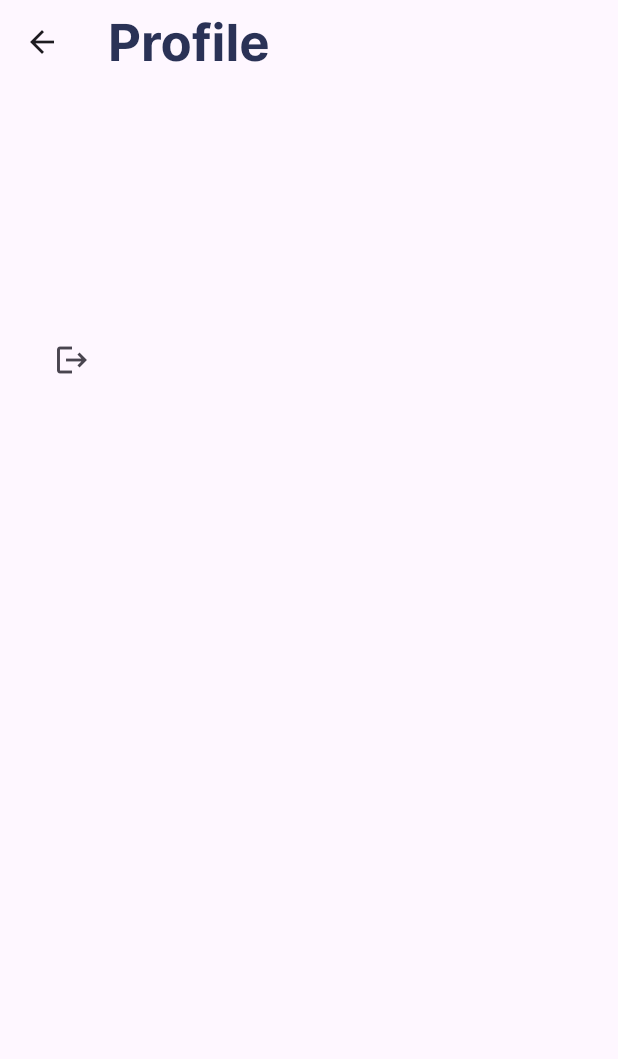
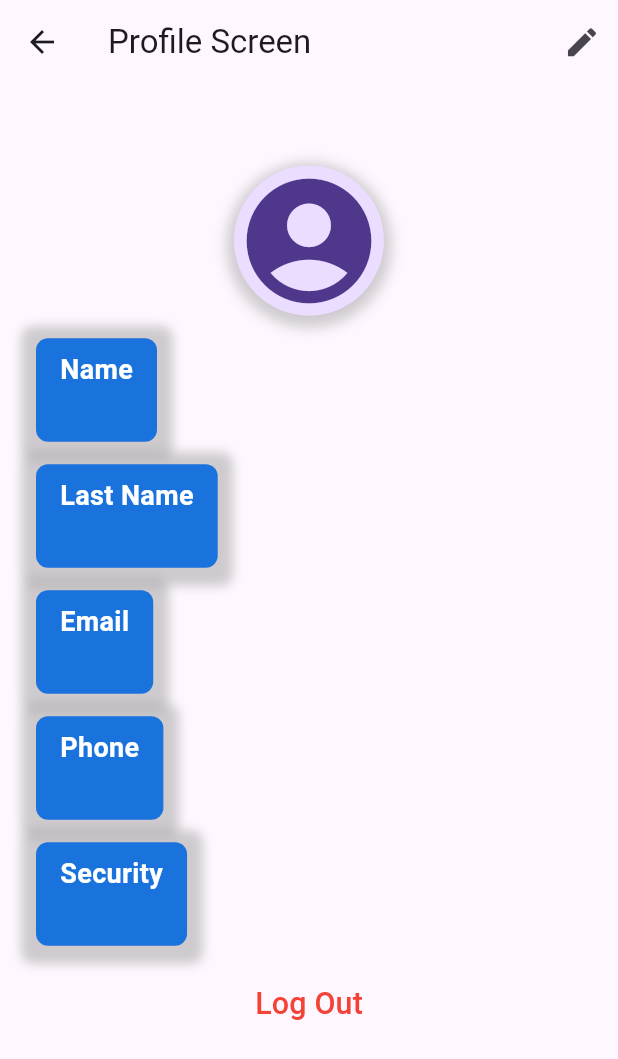
Before and after one commit to abdushukur77/my_bank_project, a Flutter app: the ProfileScreen screen opened directly, on a phone screen of 412 x 824 dp. Shown: the top 1059 px of the screen. Run offline on Flutter 3.47's test engine with Material 3 defaults, Android fonts, the phone set to English and light mode, and no system bars; our stand-ins replace bloc, cloud_firestore, connectivity_plus, equatable, firebase_auth, firebase_core and 9 more; accounts and stored records are empty; network calls fail.

```diff
--- a/lib/blocs/user_profile/user_profile_event.dart
+++ b/lib/blocs/user_profile/user_profile_event.dart
@@ -14,7 +14,7 @@ class AddUserEvent extends UserProfileEvent {
 class UpdateUserEvent extends UserProfileEvent {
   final UserModel userModel;
 
-  UpdateUserEvent(this.userModel);
+  UpdateUserEvent({required this.userModel});
 
   @override
   List<Object?> get props => [userModel];
--- a/lib/screen/routes.dart
+++ b/lib/screen/routes.dart
@@ -3,9 +3,11 @@ import 'package:my_bank_project/screen/auth/local_auth/method_one/entry_pin_scre
 
 import 'package:my_bank_project/screen/payment/payment_screen.dart';
 import 'package:my_bank_project/screen/register/regiter_screen.dart';
+import 'package:my_bank_project/screen/security/security_screen.dart';
 import 'package:my_bank_project/screen/splash/splash_screen.dart';
 import 'package:my_bank_project/screen/tab/tab_screen.dart';
 import 'package:my_bank_project/screen/transfer/transfer_screen.dart';
+import 'package:my_bank_project/screen/update_screen/update_profile_screen.dart';
 
 import 'auth/auth_screen.dart';
 import 'auth/local_auth/bio_auth/touch_id_screen.dart';
@@ -45,6 +47,11 @@ class AppRoutes {
         return navigate(const TouchIdScreen());
       case RouteNames.enterPinRoute:
         return navigate(const EntryPinScreen());
+      case RouteNames.updateProfile:
+        return navigate(const UpdateProfileScreen());
+
+      case RouteNames.securityRoute:
+        return navigate(const SecurityScreen());
       default:
         return navigate(
           const Scaffold(
@@ -74,4 +81,6 @@ class RouteNames {
   static const String enterPinRoute = "/enter_pin_route";
   static const String confirmPinRoute = "/confirm_pin_route";
   static const String touchIdRoute = "/touch_id_route";
+  static const String updateProfile = "/update_profile";
+  static const String securityRoute = "/security_route";
 }
--- a/lib/screen/tab/profile/profile_screen.dart
+++ b/lib/screen/tab/profile/profile_screen.dart
@@ -1,79 +1,106 @@
 import 'package:flutter/material.dart';
 import 'package:flutter_bloc/flutter_bloc.dart';
 import 'package:my_bank_project/blocs/auth/auth_bloc.dart';
-import 'package:my_bank_project/blocs/user_profile/user_profile_bloc.dart';
-import 'package:my_bank_project/data/models/forms_status.dart';
 import 'package:my_bank_project/screen/routes.dart';
-import 'package:my_bank_project/utils/styles/app_text_style.dart';
+import 'package:my_bank_project/utils/colors/app_colors.dart';
 import 'package:my_utils/my_utils.dart';
-
+import '../../../blocs/user_profile/user_profile_bloc.dart';
 class ProfileScreen extends StatefulWidget {
-  const ProfileScreen({super.key});
+  const ProfileScreen({Key? key}) : super(key: key);
 
   @override
   State<ProfileScreen> createState() => _ProfileScreenState();
 }
 
 class _ProfileScreenState extends State<ProfileScreen> {
-
-
-
-
-
   @override
   Widget build(BuildContext context) {
-    width = MediaQuery.of(context).size.width;
-    height = MediaQuery.of(context).size.height;
     return Scaffold(
       appBar: AppBar(
-        title: Text(
-          "Profile",
-          style: AppTextStyle.interBold.copyWith(fontSize: 34),
-        ),
+        title: const Text("Profile Screen"),
+        actions: [
+          IconButton(
+            onPressed: () {
+              Navigator.pushNamed(context, RouteNames.updateProfile);
+            },
+            icon: Icon(Icons.edit, size: 25),
+          )
+        ],
       ),
       body: BlocBuilder<UserProfileBloc, UserProfileState>(
         builder: (context, state) {
           return Padding(
-            padding: EdgeInsets.all(24),
+            padding: EdgeInsets.symmetric(horizontal: 24, vertical: 24),
             child: Column(
+              crossAxisAlignment: CrossAxisAlignment.start,
               children: [
-                Text(
-                  state.userModel.email,
-                  style: AppTextStyle.interBold.copyWith(
-                    color: Colors.black,
-                    fontSize: 24,
+                SizedBox(height: 30.h),
+                Center(
+                  child: Container(
+                    decoration: BoxDecoration(
+                      shape: BoxShape.circle,
+                      boxShadow: [
+                        BoxShadow(
+                          color: Colors.grey.withOpacity(0.5),
+                          spreadRadius: 5,
+                          blurRadius: 7,
+                          offset: Offset(0, 3),
+                        ),
+                      ],
+                    ),
+                    child: CircleAvatar(
+                      radius: 50,
+                      child: Icon(
+                        Icons.account_circle_rounded,
+                        size: 100,
+                      ),
+                    ),
                   ),
                 ),
-                Text(
-                  state.userModel.username,
-                  style: AppTextStyle.interBold.copyWith(
-                    fontSize: 24,
+                SizedBox(height: 15),
+                buildInfoContainer(
+                  title: "Name",
+                  value: state.userModel.username,
+                ),
+                SizedBox(height: 15),
+                buildInfoContainer(
+                  title: "Last Name",
+                  value: state.userModel.lastname,
+                ),
+                SizedBox(height: 15),
+                buildInfoContainer(
+                  title: "Email",
+                  value: state.userModel.email,
+                ),
+                SizedBox(height: 15),
+                buildInfoContainer(
+                  title: "Phone",
+                  value: state.userModel.phoneNumber,
+                ),
+                SizedBox(height: 15),
+                InkWell(
+                  onTap: () {
+                    Navigator.pushNamed(context, RouteNames.securityRoute);
+                  },
+                  child: buildInfoContainer(
+                    title: "Security",
+                    value: "",
                   ),
                 ),
-                Text(
-                  state.userModel.lastname,
-                  style: AppTextStyle.interBold.copyWith(
-                    fontSize: 24,
+                SizedBox(height: 15),
+                Center(
+                  child: TextButton(
+                    onPressed: () {
+                      context.read<AuthBloc>().add(LogOutUserEvent());
+                    },
+                    child: Text(
+                      "Log Out",
+                      style: TextStyle(
+                        color: Colors.red,
+                        fontSize: 20.h,
+                      ),
+                    ),
                   ),
-                ),
-                Text(
-                  state.userModel.email,
-                  style: AppTextStyle.interBold.copyWith(
-                    fontSize: 24,
-                  ),
-                ),
-                BlocListener<AuthBloc, AuthState>(
-                  listener: (context, state) {
-                    if (state.status == FormsStatus.unauthenticated) {
-                      Navigator.pushNamedAndRemoveUntil(
-                          context, RouteNames.authRoute, (route) => false);
-                    }
-                  },
-                  child: IconButton(
-                      onPressed: () {
-                        context.read<AuthBloc>().add(LogOutUserEvent());
-                      },
-                      icon: Icon(Icons.logout)),
                 )
               ],
             ),
@@ -82,4 +109,43 @@ class _ProfileScreenState extends State<ProfileScreen> {
       ),
     );
   }
+
+  Widget buildInfoContainer({required String title, required String value}) {
+    return Container(
+      padding: EdgeInsets.symmetric(horizontal: 16, vertical: 8),
+      decoration: BoxDecoration(
+        color: AppColors.c_1A72DD,
+        borderRadius: BorderRadius.circular(8),
+        boxShadow: [
+          BoxShadow(
+            color: Colors.grey.withOpacity(0.5),
+            spreadRadius: 10,
+            blurRadius: 5,
+            offset: Offset(0, 2),
+          ),
+        ],
+      ),
+      child: Column(
+        crossAxisAlignment: CrossAxisAlignment.start,
+        children: [
+          Text(
+            title,
+            style: TextStyle(
+              color: AppColors.white,
+              fontSize: 18,
+              fontWeight: FontWeight.bold,
+            ),
+          ),
+          SizedBox(height: 4),
+          Text(
+            value,
+            style: TextStyle(
+              color: AppColors.white,
+              fontSize: 16,
+            ),
+          ),
+        ],
+      ),
+    );
+  }
 }
```
Also changed, not shown: lib/screen/update_screen/update_profile_screen.dart (added, +233 -0 lines), .github/workflows/main.yaml (added), 1 other file.
